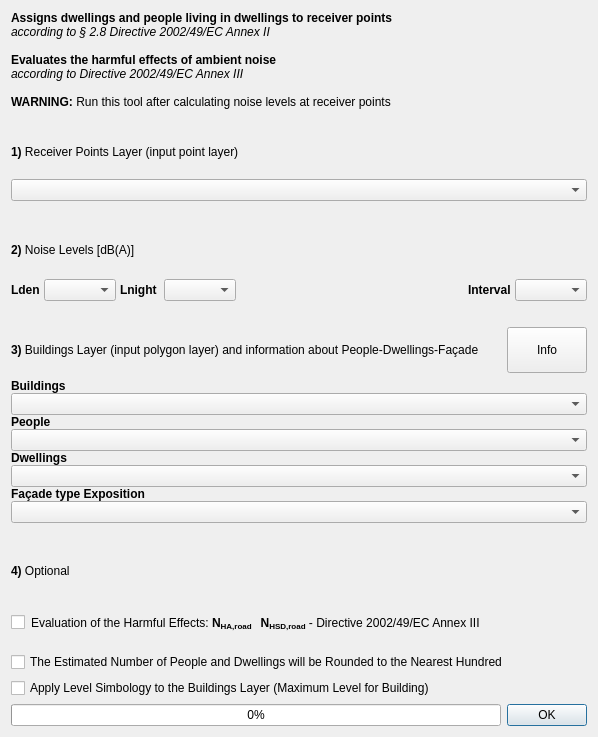
Old version of the form tools/ui_NoiseExposure.ui in the repository pierluigiderosa/openoise.
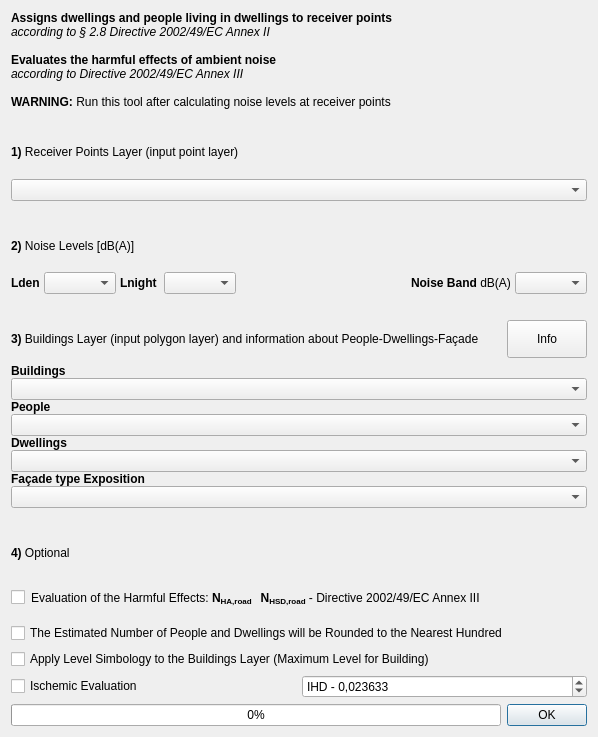
New version of the form. Custom widgets are drawn as their Qt base class.

Commit message: - fixed calculation of noise exposure for 1 dB class - added control in method fielf that does not contain NULL or valude different from 1,2,3

Patch:
```diff
--- a/tools/ui_NoiseExposure.ui
+++ b/tools/ui_NoiseExposure.ui
@@ -157,7 +157,7 @@
        <item>
         <widget class="QLabel" name="label_11">
          <property name="text">
-          <string>&lt;html&gt;&lt;head/&gt;&lt;body&gt;&lt;p&gt;&lt;span style=&quot; font-weight:600;&quot;&gt;Interval&lt;/span&gt;&lt;/p&gt;&lt;/body&gt;&lt;/html&gt;</string>
+          <string>&lt;html&gt;&lt;head/&gt;&lt;body&gt;&lt;p&gt;&lt;span style=&quot; font-weight:600;&quot;&gt;Noise Band &lt;/span&gt;dB(A)&lt;/p&gt;&lt;/body&gt;&lt;/html&gt;</string>
          </property>
         </widget>
        </item>
@@ -420,6 +420,39 @@
      </property>
     </widget>
    </item>
+   <item>
+    <layout class="QHBoxLayout" name="horizontalLayout_2">
+     <property name="leftMargin">
+      <number>0</number>
+     </property>
+     <property name="topMargin">
+      <number>0</number>
+     </property>
+     <item>
+      <widget class="QCheckBox" name="IschemicEvaluation">
+       <property name="text">
+        <string>Ischemic Evaluation</string>
+       </property>
+      </widget>
+     </item>
+     <item>
+      <widget class="QDoubleSpinBox" name="doubleSpinBox">
+       <property name="prefix">
+        <string>IHD - </string>
+       </property>
+       <property name="suffix">
+        <string/>
+       </property>
+       <property name="decimals">
+        <number>6</number>
+       </property>
+       <property name="value">
+        <double>0.023633000000000</double>
+       </property>
+      </widget>
+     </item>
+    </layout>
+   </item>
    <item>
     <layout class="QHBoxLayout" name="horizontalLayout">
      <item>
```
The commit also changes 6 other files.
